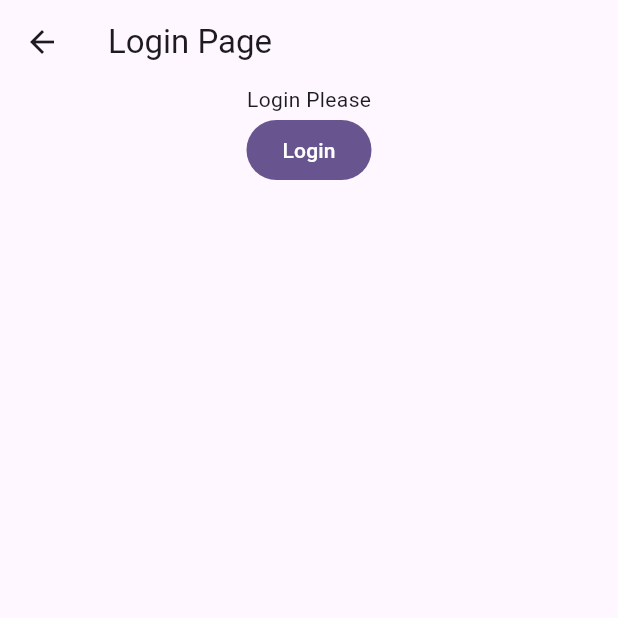
After one commit to mehmetartun/CSEN268, a Flutter app: the screen it shows after launch, in the side drawer, after a tap on "Login Cubit", on a phone screen of 412 x 824 dp, the top half of it. The commit adds this screen. Run offline on Flutter 3.47's test engine with Material 3 defaults, Android fonts, the light colour scheme and no system bars; our stand-ins replace flutter_bloc, flutter_lorem.

Commit message:
lect0602

```diff
--- /dev/null
+++ b/devtools_options.yaml
@@ -0,0 +1,3 @@
+description: This file stores settings for Dart & Flutter DevTools.
+documentation: https://docs.flutter.dev/tools/devtools/extensions#configure-extension-enablement-states
+extensions:
--- a/lib/main.dart
+++ b/lib/main.dart
@@ -4,6 +4,7 @@ import 'pages/column_examples_page.dart';
 import 'pages/example_page.dart';
 import 'pages/home_page.dart';
 import 'pages/listview_example_page.dart';
+import 'pages/login/login_page.dart';
 import 'pages/single_child_scroll_view_and_list_view_error_page.dart';
 import 'pages/single_child_scroll_view_and_list_view_solution_example.dart';
 import 'pages/single_child_scroll_view_example_page.dart';
@@ -44,6 +45,8 @@ class MyApp extends StatelessWidget {
       initialRoute: "/",
       routes: {
         "/": (context) => const HomePage(),
+        "/loginCubit": (context) => const LoginPage(),
+        "/example": (context) => const ExamplePage(),
         "/columnExamples": (context) => const ColumnExamplesPage(),
         "/listViewExample": (context) => const ListViewExamplePage(),
         // "/centerExample": (context) => const CenterExamplePage(),
--- a/lib/pages/home_page.dart
+++ b/lib/pages/home_page.dart
@@ -20,7 +20,13 @@ class HomePage extends StatelessWidget {
                 style: Theme.of(context).textTheme.headlineMedium,
               ),
             ),
+            ListTile(
+              title: const Text('Login Cubit'),
+              onTap: () {
 
+                Navigator.pushNamed(context, '/loginCubit');
+              },
+            ),
             ListTile(
               title: const Text('Column Examples'),
               onTap: () {
--- /dev/null
+++ b/lib/pages/login/cubit/login_cubit.dart
@@ -0,0 +1,12 @@
+
+import 'package:flutter_bloc/flutter_bloc.dart';
+
+part 'login_state.dart';
+
+class LoginCubit extends Cubit<LoginState> {
+  LoginCubit() : super(LoginInitial());
+
+  void login(){
+    emit(LoginError());
+  }
+}
--- /dev/null
+++ b/lib/pages/login/cubit/login_state.dart
@@ -0,0 +1,8 @@
+part of 'login_cubit.dart';
+
+
+sealed class LoginState {}
+
+final class LoginInitial extends LoginState {}
+
+final class LoginError extends LoginState {}
--- /dev/null
+++ b/lib/pages/login/login_page.dart
@@ -0,0 +1,27 @@
+import 'package:csen268/pages/login/views/email_password_view.dart';
+import 'package:flutter/material.dart';
+import 'package:flutter_bloc/flutter_bloc.dart';
+
+import 'cubit/login_cubit.dart';
+import 'views/error_view.dart';
+
+class LoginPage extends StatelessWidget {
+  const LoginPage({super.key});
+
+  @override
+  Widget build(BuildContext context) {
+    return BlocProvider(
+      create: (context) => LoginCubit(),
+      child: BlocBuilder<LoginCubit, LoginState>(
+        builder: (context, state) {
+          switch (state) {
+            case LoginInitial _:
+              return EmailPasswordView();
+            case LoginError _:
+              return ErrorView();
+          }
+        },
+      ),
+    );
+  }
+}
--- /dev/null
+++ b/lib/pages/login/views/email_password_view.dart
@@ -0,0 +1,26 @@
+import 'package:flutter/material.dart';
+import 'package:flutter_bloc/flutter_bloc.dart';
+
+import '../cubit/login_cubit.dart';
+
+class EmailPasswordView extends StatelessWidget {
+  const EmailPasswordView({super.key});
+
+  @override
+  Widget build(BuildContext context) {
+    return Scaffold(
+      appBar: AppBar(title: Text("Login Page")),
+      body: Center(child: Column(
+        children: [
+          Text("Login Please"),
+          FilledButton(
+            child: Text("Login"),
+            onPressed: (){
+              BlocProvider.of<LoginCubit>(context).login();
+            },
+          ),
+        ],
+      )),
+    );
+  }
+}
--- /dev/null
+++ b/lib/pages/login/views/error_view.dart
@@ -0,0 +1,13 @@
+import 'package:flutter/material.dart';
+
+class ErrorView extends StatelessWidget {
+  const ErrorView({super.key});
+
+  @override
+  Widget build(BuildContext context) {
+    return Scaffold(
+      appBar: AppBar(title: Text("Login Page")),
+      body: Center(child: Text("error")),
+    );
+  }
+}
--- a/pubspec.yaml
+++ b/pubspec.yaml
@@ -36,6 +36,7 @@ dependencies:
   cupertino_icons: ^1.0.8
   flutter_lorem: ^2.0.0
   uuid: ^4.5.1
+  flutter_bloc: ^9.1.1
 
 dev_dependencies:
   flutter_test:
```
Also changed, not shown: pubspec.lock, 1 other file.
